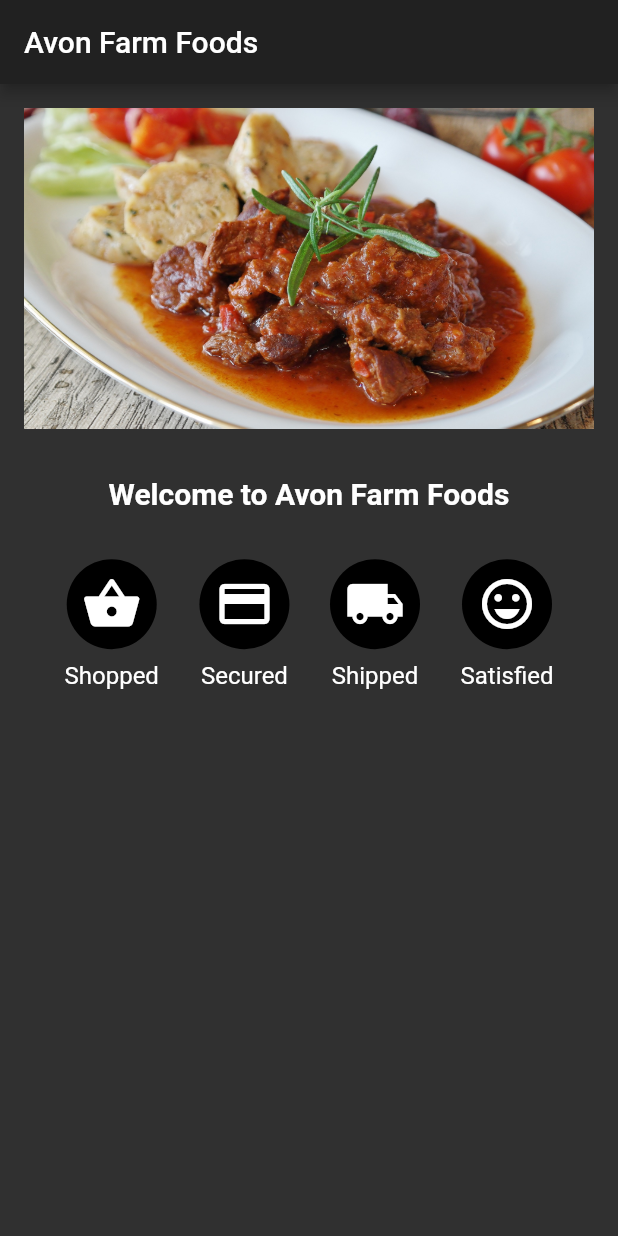
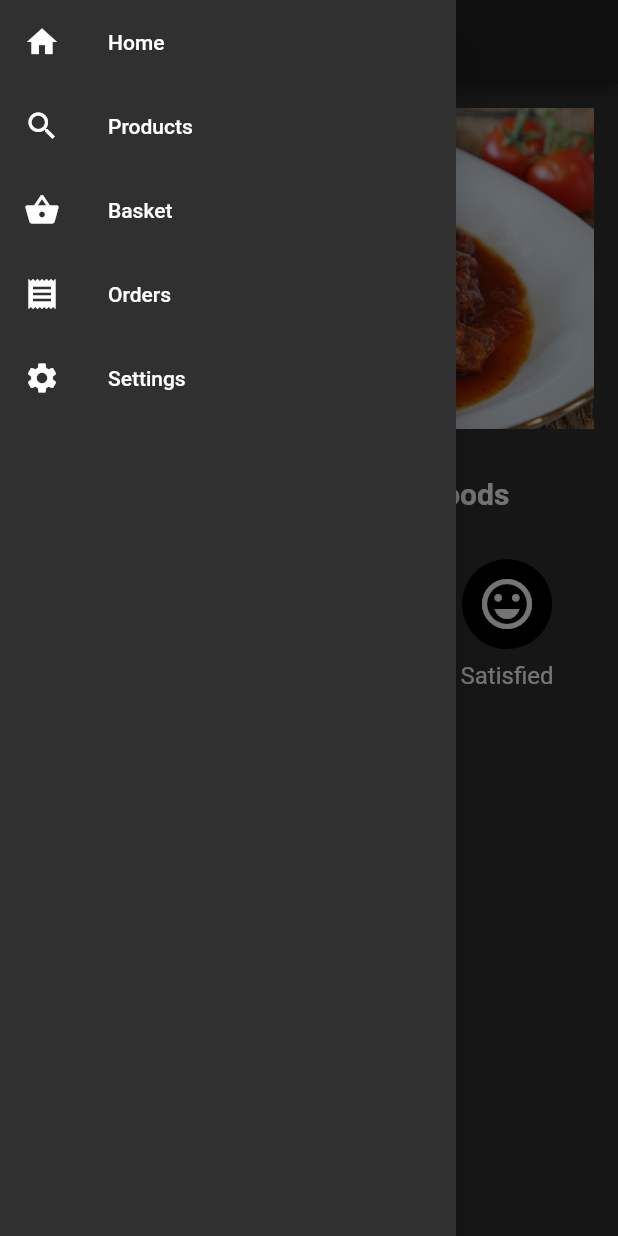
Before and after one commit to tnc1997/flutter-avon-farm-foods, a Flutter app: the screen it shows after launch, with the side drawer open (before the commit the screen has no drawer), on a phone screen of 412 x 824 dp. Run offline on Flutter 3.47's test engine with Material 2 defaults, Android fonts, the phone set to English and light mode, and no system bars.

Commit message:
feat: create reusable drawer and add to home page (#2)

```diff
--- /dev/null
+++ b/lib/models/page.dart
@@ -0,0 +1,9 @@
+import 'package:flutter/material.dart';
+
+class Page {
+  Page({this.icon, this.route, this.title});
+
+  final Icon icon;
+  final String route;
+  final String title;
+}
--- a/lib/pages/home.dart
+++ b/lib/pages/home.dart
@@ -1,3 +1,4 @@
+import 'package:avon_farm_foods/widgets/drawer.dart';
 import 'package:flutter/material.dart';
 
 class HomePage extends StatefulWidget {
@@ -68,6 +69,7 @@ class _HomePageState extends State<HomePage> {
         ],
         padding: new EdgeInsets.all(16.0),
       ),
+      drawer: new DrawerWidget(),
     );
   }
 }
--- /dev/null
+++ b/lib/widgets/drawer.dart
@@ -0,0 +1,47 @@
+import 'package:avon_farm_foods/models/page.dart';
+import 'package:avon_farm_foods/widgets/drawer_page.dart';
+import 'package:flutter/material.dart';
+
+class DrawerWidget extends StatelessWidget {
+  final List<Page> _pages = [
+    new Page(
+      icon: new Icon(Icons.home),
+      route: 'home',
+      title: 'Home',
+    ),
+    new Page(
+      icon: new Icon(Icons.search),
+      route: 'products',
+      title: 'Products',
+    ),
+    new Page(
+      icon: new Icon(Icons.shopping_basket),
+      route: 'basket',
+      title: 'Basket',
+    ),
+    new Page(
+      icon: new Icon(Icons.receipt),
+      route: 'orders',
+      title: 'Orders',
+    ),
+    new Page(
+      icon: new Icon(Icons.settings),
+      route: 'settings',
+      title: 'Settings',
+    ),
+  ];
+
+  @override
+  Widget build(BuildContext context) {
+    return new Drawer(
+      child: new ListView(
+        children: _pages.map((Page page) {
+          return new DrawerPageWidget(
+            onTap: () => Navigator.of(context).pushNamed(page.route),
+            page: page,
+          );
+        }).toList(),
+      ),
+    );
+  }
+}
--- /dev/null
+++ b/lib/widgets/drawer_page.dart
@@ -0,0 +1,29 @@
+import 'package:avon_farm_foods/models/page.dart';
+import 'package:flutter/foundation.dart';
+import 'package:flutter/material.dart';
+
+class DrawerPageWidget extends StatefulWidget {
+  DrawerPageWidget({
+    Key key,
+    @required this.onTap,
+    @required this.page,
+  })
+      : super(key: key);
+
+  final VoidCallback onTap;
+  final Page page;
+
+  @override
+  _DrawerPageWidgetState createState() => new _DrawerPageWidgetState();
+}
+
+class _DrawerPageWidgetState extends State<DrawerPageWidget> {
+  @override
+  Widget build(BuildContext context) {
+    return new ListTile(
+      leading: widget.page.icon,
+      onTap: widget.onTap,
+      title: new Text(widget.page.title),
+    );
+  }
+}
```
